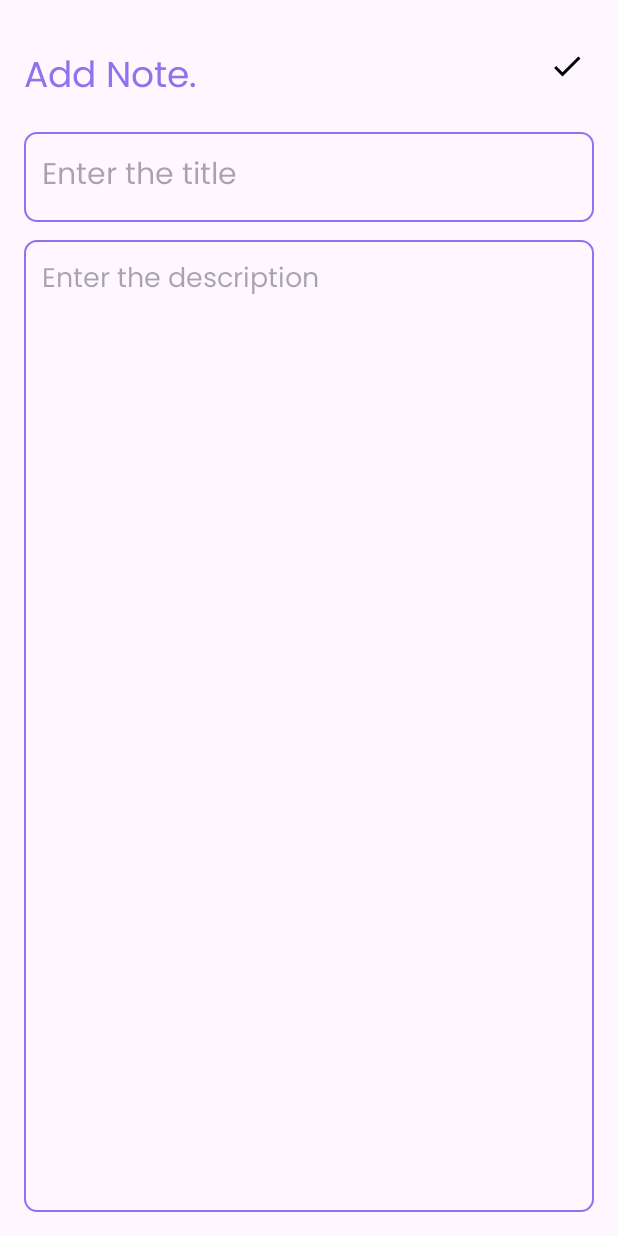
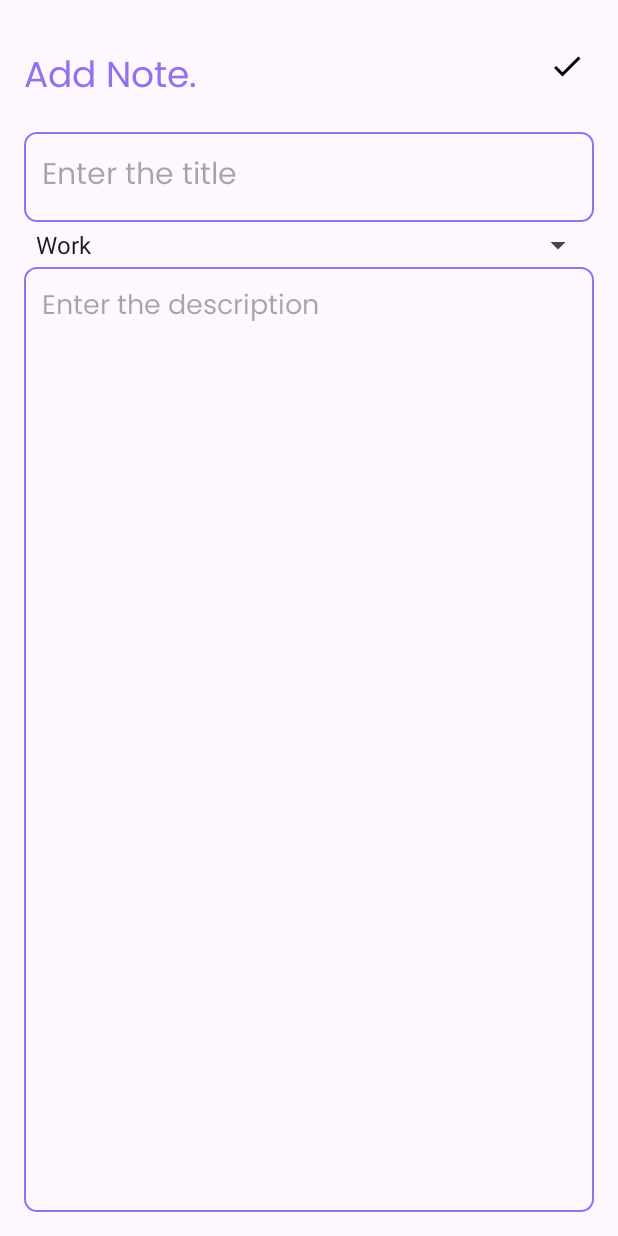
Before and after one commit to DulmiKaushalya/TaskApp, an Android app: the AddNoteActivity screen opened directly, with no data from a screen before it, on a phone screen of 412 x 824 dp. Run offline under Robolectric (Android 15) with nearby library versions, the phone set to English and light mode, and no system bars.

```diff
--- a/app/src/main/java/com/example/taskapp/AddNoteActivity.kt
+++ b/app/src/main/java/com/example/taskapp/AddNoteActivity.kt
@@ -1,13 +1,12 @@
 package com.example.taskapp
 
+import android.R
 import android.os.Bundle
+import android.widget.ArrayAdapter
 import android.widget.Toast
-import androidx.activity.enableEdgeToEdge
 import androidx.appcompat.app.AppCompatActivity
-import androidx.core.view.ViewCompat
-import androidx.core.view.WindowInsetsCompat
 import com.example.taskapp.databinding.ActivityAddNoteBinding
-import com.example.taskapp.databinding.ActivityMainBinding
+
 
 class AddNoteActivity : AppCompatActivity() {
     private lateinit var binding: ActivityAddNoteBinding
@@ -19,11 +18,17 @@ class AddNoteActivity : AppCompatActivity() {
         setContentView(binding.root)
 
         db = NoteDatabaseHelper(this)
+        // Populate the Spinner with predefined categories
+        val categories = arrayOf("Work", "Personal", "Shopping", "Other")
+        val adapter = ArrayAdapter(this, R.layout.simple_spinner_item, categories)
+        adapter.setDropDownViewResource(android.R.layout.simple_spinner_dropdown_item)
+        binding.categorySpinner.adapter = adapter
 
         binding.saveButton.setOnClickListener{
             val title = binding.titleEditText.text.toString()
             val content = binding.contentEditText.text.toString()
-            val note =Note(0,title, content)
+            val selectedCategory = binding.categorySpinner.selectedItem.toString() // Get the selected category
+            val note =Note(0,title, content,selectedCategory)
             db.insertNote(note)
             finish()
             Toast.makeText(this,"Note Saved",Toast.LENGTH_SHORT).show()
--- a/app/src/main/java/com/example/taskapp/Note.kt
+++ b/app/src/main/java/com/example/taskapp/Note.kt
@@ -1,3 +1,3 @@
 package com.example.taskapp
 
-data class Note(val id:Int,val title:String,val content: String)
+data class Note(val id: Int, val title: String, val content: String, val category: String) // or val tags: List<String>
--- a/app/src/main/java/com/example/taskapp/NotesAdapter.kt
+++ b/app/src/main/java/com/example/taskapp/NotesAdapter.kt
@@ -18,6 +18,7 @@ class NotesAdapter(private var notesList: List<Note>, private val context: Conte
     class NoteViewHolder(itemView: View) : RecyclerView.ViewHolder(itemView) {
         val titleTextView: TextView = itemView.findViewById(R.id.titleTextView)
         val contentTextView: TextView = itemView.findViewById(R.id.contentTextView)
+        val categoryTextView: TextView = itemView.findViewById(R.id.categoryTextView)
         val updateButton: ImageView = itemView.findViewById(R.id.updateButton)
         val deleteButton: ImageView = itemView.findViewById(R.id.deleteButton)
     }
@@ -33,6 +34,7 @@ class NotesAdapter(private var notesList: List<Note>, private val context: Conte
         val note = notesList[position]
         holder.titleTextView.text = note.title
         holder.contentTextView.text = note.content
+        holder.categoryTextView.text = note.category
 
         holder.updateButton.setOnClickListener {
             val intent = Intent(holder.itemView.context, UpdateNoteActivity::class.java).apply {
@@ -60,10 +62,11 @@ class NotesAdapter(private var notesList: List<Note>, private val context: Conte
         } else {
             fullNotesList.filter {
                 it.title.contains(query, ignoreCase = true) || // Filter by title
-                        it.content.contains(query, ignoreCase = true) // Filter by content
+                        it.category.contains(query, ignoreCase = true) // Filter by category
             }
         }
         notesList = filteredList
         notifyDataSetChanged() // Notify the adapter that data has changed
     }
+
 }
--- a/app/src/main/res/layout/activity_add_note.xml
+++ b/app/src/main/res/layout/activity_add_note.xml
@@ -40,6 +40,12 @@
         android:layout_marginTop="16dp"
         android:maxLines="1"
         android:fontFamily="@font/poppins"/>
+    <Spinner
+        android:id="@+id/categorySpinner"
+        android:layout_width="match_parent"
+        android:layout_height="wrap_content"
+        android:layout_marginTop="135dp"
+        />
 
     <EditText
         android:id="@+id/contentEditText"
@@ -52,6 +58,6 @@
         android:fontFamily="@font/poppins"
         android:background="@drawable/purple_border"
         android:layout_below="@+id/titleEditText"
-        android:layout_marginTop="12dp" />
+        android:layout_marginTop="30dp" />
 
 </RelativeLayout>
--- a/app/src/main/res/layout/activity_update_note.xml
+++ b/app/src/main/res/layout/activity_update_note.xml
@@ -40,6 +40,12 @@
         android:layout_marginTop="16dp"
         android:maxLines="1"
         android:fontFamily="@font/poppins"/>
+    <Spinner
+        android:id="@+id/categorySpinner"
+        android:layout_width="match_parent"
+        android:layout_height="wrap_content"
+        android:layout_marginTop="16dp"
+        />
 
     <EditText
         android:id="@+id/updateContentEditText"
```
Also changed, not shown: app/src/main/java/com/example/taskapp/NoteDatabaseHelper.kt (+41 -32 lines), app/src/main/java/com/example/taskapp/UpdateNoteActivity.kt (+13 -1 lines), app/src/main/res/layout/note_item.xml (+9 -0 lines).
